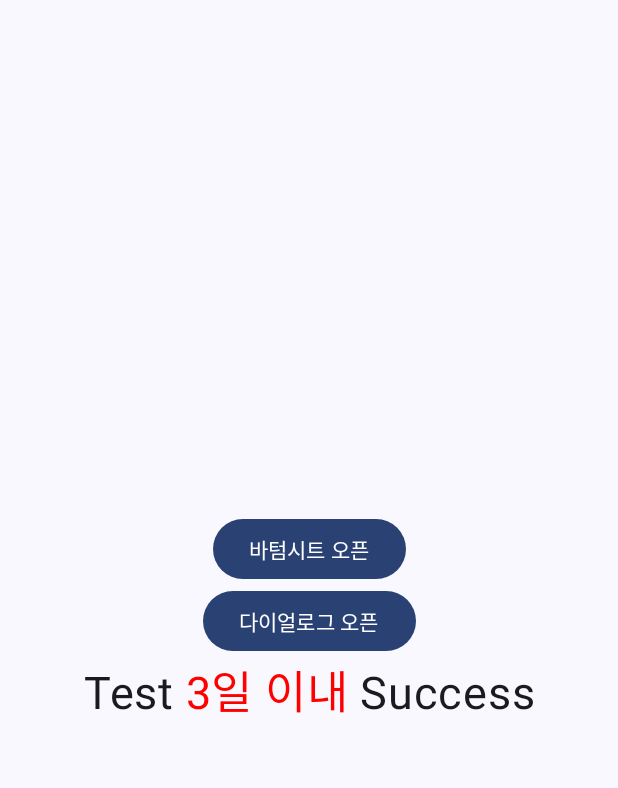
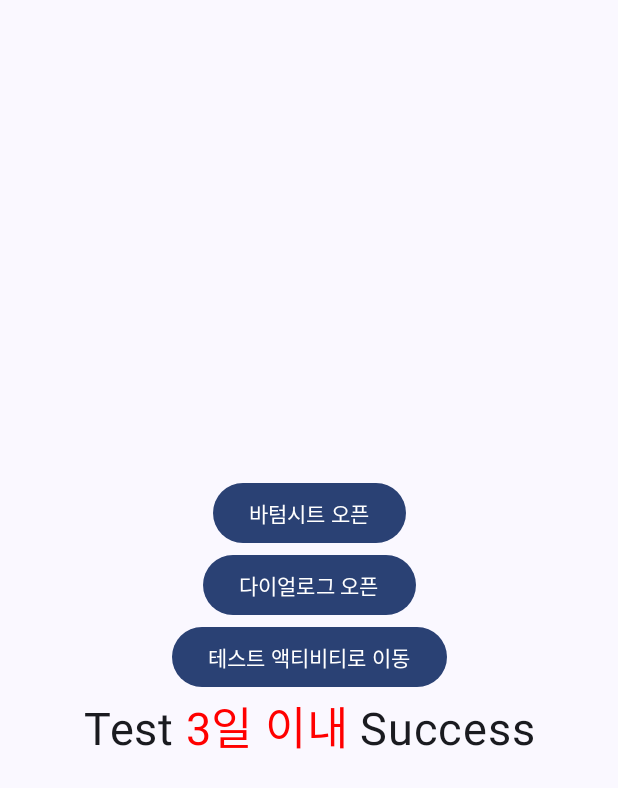
Before and after one commit to hyosikchoi/ComposePracticeRepo, an Android app built with Jetpack Compose: the screen it shows after launch (MainActivity), on a phone screen of 412 x 824 dp. Shown: the top 788 px of the screen. Run offline under Robolectric (Android 15) with nearby library versions, the phone set to English and light mode, and no system bars.

Commit message:
Add - Test of CoordinatorLayout in compose

```diff
--- a/app/src/main/AndroidManifest.xml
+++ b/app/src/main/AndroidManifest.xml
@@ -23,6 +23,9 @@
                 <category android:name="android.intent.category.LAUNCHER" />
             </intent-filter>
         </activity>
+
+        <activity android:name=".ui.CoordinatorLayoutActivity"/>
+
     </application>
 
 </manifest>
--- a/app/src/main/java/com/hyosik/composepractice/MainActivity.kt
+++ b/app/src/main/java/com/hyosik/composepractice/MainActivity.kt
@@ -1,5 +1,6 @@
 package com.hyosik.composepractice
 
+import android.content.Intent
 import android.os.Build
 import android.os.Bundle
 import android.os.CountDownTimer
@@ -55,6 +56,7 @@ import androidx.compose.ui.text.withStyle
 import androidx.compose.ui.unit.sp
 import androidx.core.view.WindowCompat
 import com.hyosik.composepractice.ui.BottomSheet
+import com.hyosik.composepractice.ui.CoordinatorLayoutActivity
 import com.hyosik.composepractice.ui.CustomDialog
 
 class MainActivity : ComponentActivity() {
@@ -92,6 +94,12 @@ class MainActivity : ComponentActivity() {
 
                         Button(onClick = { isShowDialog = !isShowDialog }) {
                             Text(text = "다이얼로그 오픈")
+                        }
+
+                        Button(onClick = {
+                            startActivity(Intent(this@MainActivity, CoordinatorLayoutActivity::class.java))
+                        }) {
+                            Text(text = "테스트 액티비티로 이동")
                         }
 
                         val offsetY = remember {
```
Also changed, not shown: app/src/main/java/com/hyosik/composepractice/ui/CoordinatorLayoutActivity.kt (added, +29 -0 lines).
